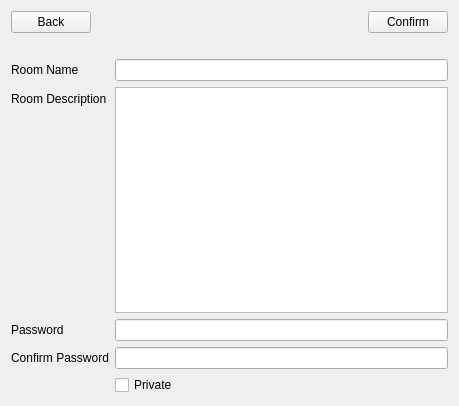
First picture: the form in RoomClient/roomcreator.ui, repository ljmc2000/VirtualConcertHall, before the edit.
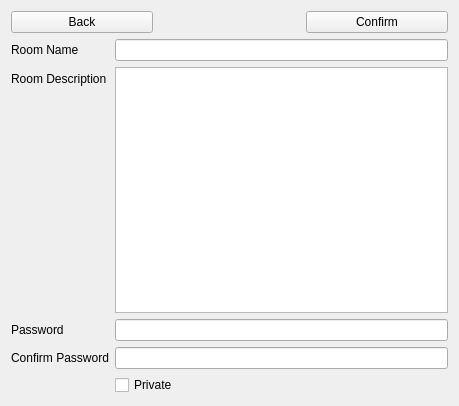
Second picture: the form after the edit.

Commit message: fixed the error display area crashing due to anonymous functions not getting properly dealocated and also moved error label in room creator

```diff
--- a/RoomClient/roomcreator.ui
+++ b/RoomClient/roomcreator.ui
@@ -36,17 +36,14 @@
       </widget>
      </item>
      <item>
-      <spacer name="horizontalSpacer">
-       <property name="orientation">
-        <enum>Qt::Horizontal</enum>
+      <widget class="QLabel" name="errorLabel">
+       <property name="text">
+        <string/>
        </property>
-       <property name="sizeHint" stdset="0">
-        <size>
-         <width>40</width>
-         <height>20</height>
-        </size>
+       <property name="alignment">
+        <set>Qt::AlignCenter</set>
        </property>
-      </spacer>
+      </widget>
      </item>
      <item>
       <widget class="QPushButton" name="confirmButton">
@@ -60,24 +57,24 @@
      </item>
     </layout>
    </item>
-   <item row="10" column="0">
+   <item row="9" column="0">
     <widget class="QLabel" name="roomNameLabel">
      <property name="text">
       <string>Room Name</string>
      </property>
     </widget>
    </item>
-   <item row="10" column="1">
+   <item row="9" column="1">
     <widget class="QLineEdit" name="roomNameBox"/>
    </item>
-   <item row="12" column="0">
+   <item row="11" column="0">
     <widget class="QLabel" name="roomDescriptionLabel">
      <property name="text">
       <string>Room Description</string>
      </property>
     </widget>
    </item>
-   <item row="12" column="1">
+   <item row="11" column="1">
     <widget class="QPlainTextEdit" name="descriptionBox"/>
    </item>
    <item row="15" column="0">
@@ -115,13 +112,6 @@
      </property>
     </widget>
    </item>
-   <item row="7" column="0">
-    <widget class="QLabel" name="errorLabel">
-     <property name="text">
-      <string/>
-     </property>
-    </widget>
-   </item>
   </layout>
  </widget>
  <resources/>
```
Left out of the diff: 10 changed lines with no effect on the pictures. The commit also changes 4 other files.
